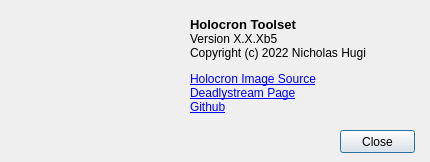
The window that Tools/HolocronToolset/src/ui/dialogs/about.ui (NickHugi/PyKotor) describes before a commit, drawn with Qt 5.
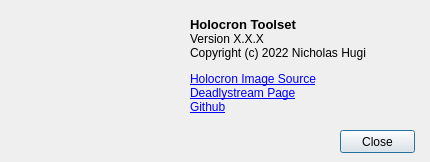
The same window after the commit. Icons and pictures are not drawn.

Patch:
```diff
--- a/Tools/HolocronToolset/src/ui/dialogs/about.ui
+++ b/Tools/HolocronToolset/src/ui/dialogs/about.ui
@@ -55,7 +55,7 @@
     </rect>
    </property>
    <property name="text">
-    <string>&lt;html&gt;&lt;head/&gt;&lt;body&gt;&lt;p&gt;&lt;span style=&quot; font-size:10pt; font-weight:600;&quot;&gt;Holocron Toolset&lt;/span&gt;&lt;br/&gt;Version X.X.Xb5&lt;br/&gt;Copyright (c) 2022 Nicholas Hugi&lt;/p&gt;&lt;p&gt;&lt;a href=&quot;https://sketchfab.com/3d-models/sith-holocron-star-wars-cb3d49a6261a4913817e8e00d6ab6e43&quot;&gt;&lt;span style=&quot; text-decoration: underline; color:#0000ff;&quot;&gt;Holocron Image Source&lt;br/&gt;&lt;/span&gt;&lt;/a&gt;&lt;a href=&quot;https://deadlystream.com/profile/49753-cortisol/&quot;&gt;&lt;span style=&quot; text-decoration: underline; color:#0000ff;&quot;&gt;Deadlystream Page&lt;br/&gt;&lt;/span&gt;&lt;/a&gt;&lt;a href=&quot;https://github.com/NickHugi/PyKotor&quot;&gt;&lt;span style=&quot; text-decoration: underline; color:#0000ff;&quot;&gt;Github&lt;/span&gt;&lt;/a&gt;&lt;/p&gt;&lt;/body&gt;&lt;/html&gt;</string>
+    <string>&lt;html&gt;&lt;head/&gt;&lt;body&gt;&lt;p&gt;&lt;span style=&quot; font-size:10pt; font-weight:600;&quot;&gt;Holocron Toolset&lt;/span&gt;&lt;br/&gt;Version X.X.X&lt;br/&gt;Copyright (c) 2022 Nicholas Hugi&lt;/p&gt;&lt;p&gt;&lt;a href=&quot;https://sketchfab.com/3d-models/sith-holocron-star-wars-cb3d49a6261a4913817e8e00d6ab6e43&quot;&gt;&lt;span style=&quot; text-decoration: underline; color:#0000ff;&quot;&gt;Holocron Image Source&lt;br/&gt;&lt;/span&gt;&lt;/a&gt;&lt;a href=&quot;https://deadlystream.com/profile/49753-cortisol/&quot;&gt;&lt;span style=&quot; text-decoration: underline; color:#0000ff;&quot;&gt;Deadlystream Page&lt;br/&gt;&lt;/span&gt;&lt;/a&gt;&lt;a href=&quot;https://github.com/NickHugi/PyKotor&quot;&gt;&lt;span style=&quot; text-decoration: underline; color:#0000ff;&quot;&gt;Github&lt;/span&gt;&lt;/a&gt;&lt;/p&gt;&lt;/body&gt;&lt;/html&gt;</string>
    </property>
    <property name="openExternalLinks">
     <bool>true</bool>
```
